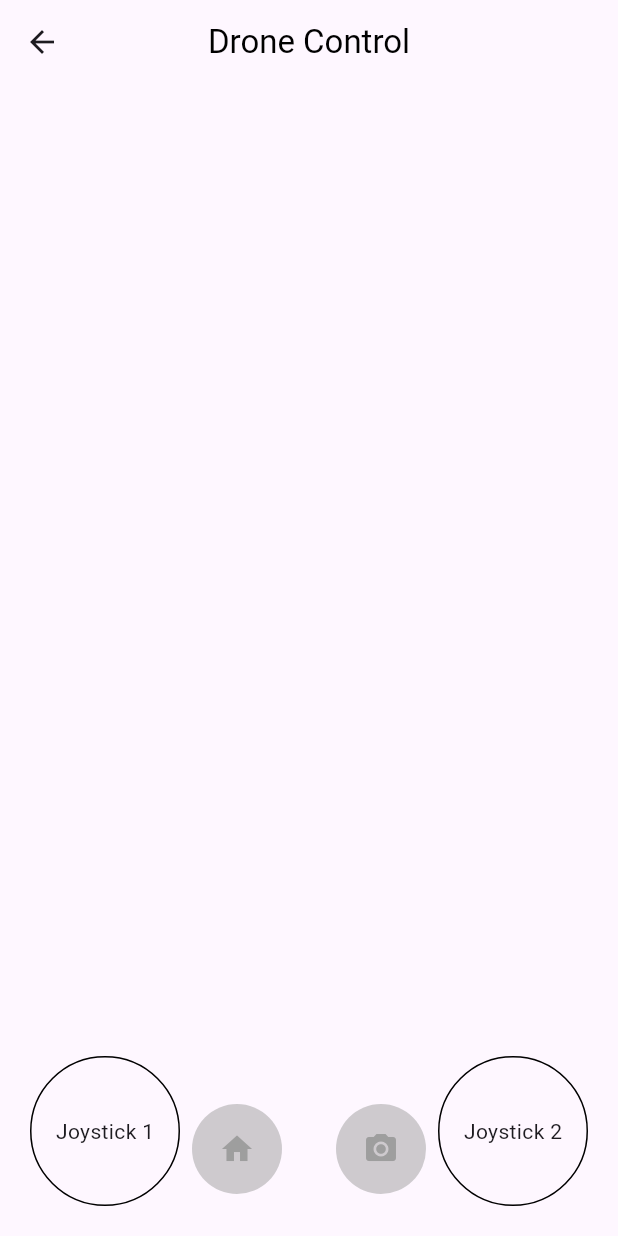
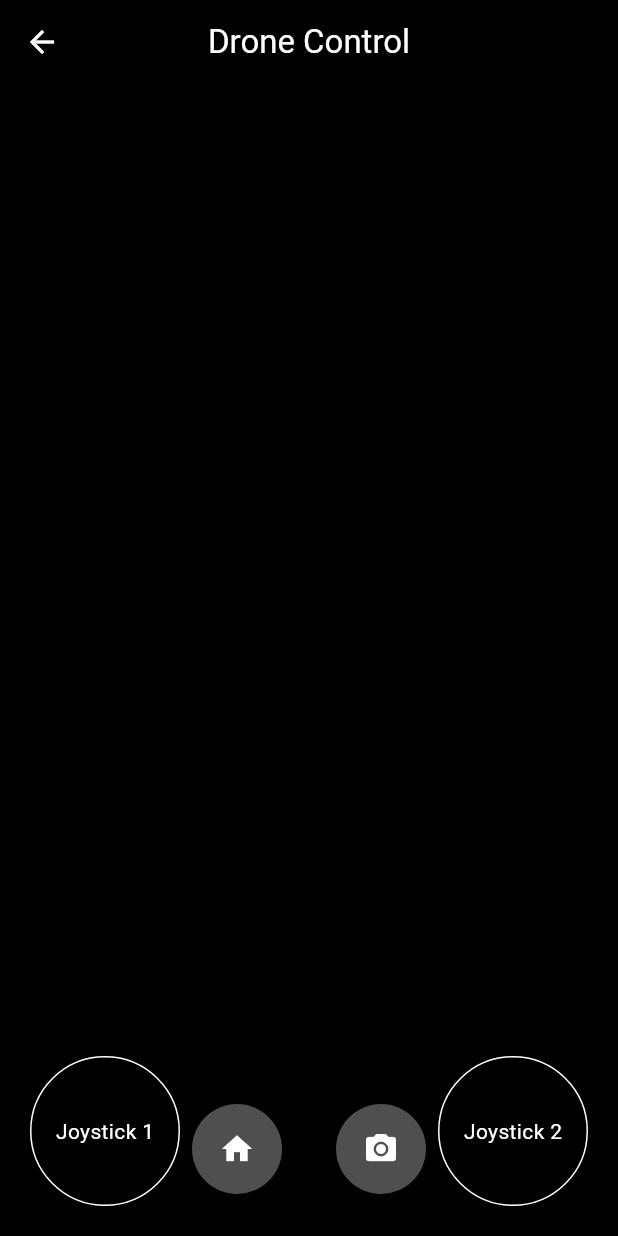
Before and after one commit to Inderjit-S/COMP-490, a Flutter app: the DroneControlScreen screen opened directly, on a phone screen of 412 x 824 dp. Run offline on Flutter 3.47's test engine with Material 3 defaults, Android fonts, the phone set to English and light mode, and no system bars; our stand-ins replace firebase_auth, firebase_core, firebase_database, google_fonts; accounts and stored records are empty.

Commit message:
Updated petname, settings, drone screens

```diff
--- a/lib/screen/dronecontrolscreen.dart
+++ b/lib/screen/dronecontrolscreen.dart
@@ -11,22 +11,29 @@ class _DroneControlScreenState extends State<DroneControlScreen> {
   Widget build(BuildContext context) {
     return Scaffold(
       appBar: AppBar(
-        title: Text('Drone Control', style: TextStyle(color: Colors.black)),
+        backgroundColor: Colors.black,
+        title: Text('Drone Control', style: TextStyle(color: Colors.white)),
         centerTitle: true,
         leading: IconButton(
-          icon: Icon(Icons.arrow_back),
+          icon: Icon(
+            Icons.arrow_back,
+            color: Colors.white,
+          ),
           onPressed: () {
             Navigator.pop(context);
           },
         ),
       ),
-      body: LandscapeDroneControlMenu(
+      body: Container(
+        color: Colors.black,
+        child: LandscapeDroneControlMenu(
           onHomePressed: () {
             Navigator.push(
               context,
               MaterialPageRoute(builder: (context) => TempScreen()),
             );
           },
+        ),
       ),
     );
   }
@@ -49,10 +56,13 @@ class LandscapeDroneControlMenu extends StatelessWidget {
             height: 100,
             decoration: BoxDecoration(
               shape: BoxShape.circle,
-              border: Border.all(color: Colors.black),
+              border: Border.all(color: Colors.white),
             ),
             child: Center(
-              child: Text('Joystick 1'),
+              child: Text(
+                'Joystick 1',
+                style: TextStyle(color: Colors.white),
+              ),
             ),
           ),
         ),
@@ -64,10 +74,13 @@ class LandscapeDroneControlMenu extends StatelessWidget {
             height: 100,
             decoration: BoxDecoration(
               shape: BoxShape.circle,
-              border: Border.all(color: Colors.black),
+              border: Border.all(color: Colors.white),
             ),
             child: Center(
-              child: Text('Joystick 2'),
+              child: Text(
+                'Joystick 2',
+                style: TextStyle(color: Colors.white),
+              ),
             ),
           ),
         ),
@@ -85,7 +98,7 @@ class LandscapeDroneControlMenu extends StatelessWidget {
                   icon: CircleAvatar(
                     radius: 30,
                     backgroundColor: Colors.grey.withOpacity(0.5),
-                    child: Icon(Icons.home, color: Colors.grey),
+                    child: Icon(Icons.home, color: Colors.white),
                   ),
                 ),
                 SizedBox(width: 20),
@@ -104,7 +117,7 @@ class LandscapeDroneControlMenu extends StatelessWidget {
                   icon: CircleAvatar(
                     radius: 30,
                     backgroundColor: Colors.grey.withOpacity(0.5),
-                    child: Icon(Icons.camera_alt, color: Colors.grey),
+                    child: Icon(Icons.camera_alt, color: Colors.white),
                   ),
                 ),
               ],
--- a/pubspec.yaml
+++ b/pubspec.yaml
@@ -40,6 +40,7 @@ dependencies:
   firebase_core: ^2.25.4
   firebase_auth: ^4.17.4
   cloud_firestore: ^4.15.4
+  firebase_database: ^10.4.5
 dev_dependencies:
   flutter_test:
     sdk: flutter
```
Also changed, not shown: lib/screen/petnamescreen.dart (+34 -17 lines), lib/screen/settingscreen.dart (+8 -1 lines), pubspec.lock. Lines whose indentation alone changed are shown as unchanged.
